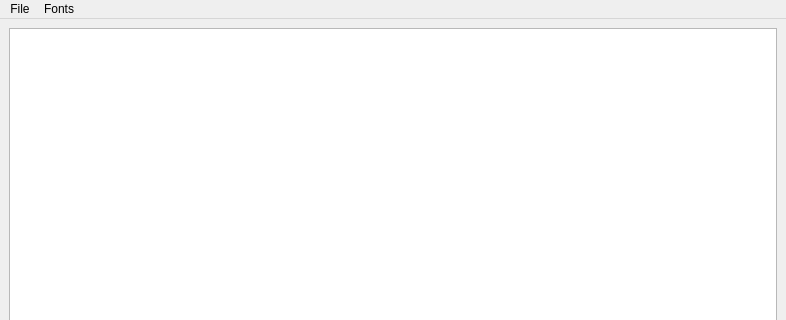
JesusAcostaCabrera/Editor-de-texto, file editor.ui: the form before one commit; both pictures show x 0 to 786 and y 0 to 320 of the 786 by 614 pixel window.
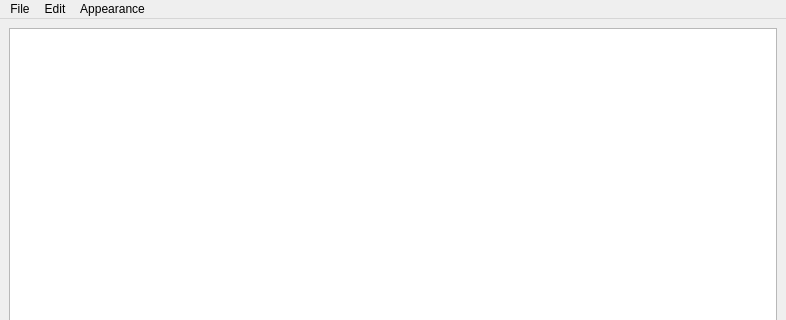
The form after the commit.

```diff
--- a/editor.ui
+++ b/editor.ui
@@ -49,7 +49,7 @@
    </widget>
    <widget class="QMenu" name="menuOption">
     <property name="title">
-     <string>Fonts</string>
+     <string>Appearance</string>
     </property>
     <widget class="QMenu" name="menuFont_Size">
      <property name="font">
@@ -80,7 +80,19 @@
     <addaction name="menuFont_Size"/>
     <addaction name="menuStyle"/>
    </widget>
+   <widget class="QMenu" name="menuEdit">
+    <property name="title">
+     <string>Edit</string>
+    </property>
+    <addaction name="actionUndo"/>
+    <addaction name="actionRedo"/>
+    <addaction name="separator"/>
+    <addaction name="actionCut"/>
+    <addaction name="actionCopy"/>
+    <addaction name="actionPaste"/>
+   </widget>
    <addaction name="menuFile"/>
+   <addaction name="menuEdit"/>
    <addaction name="menuOption"/>
   </widget>
   <widget class="QStatusBar" name="statusbar"/>
```
Left out of the diff: 49 changed lines with no effect on the pictures.
